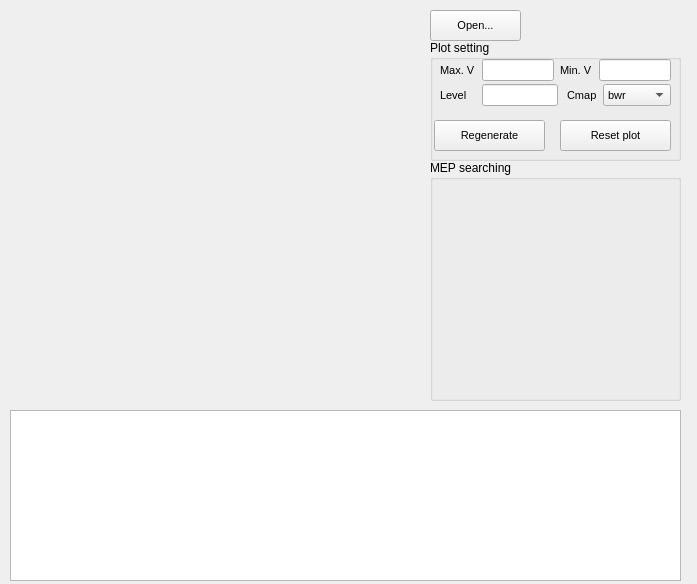
Qt form ui/main.ui (XinChenQC/MEPplot) before a commit.
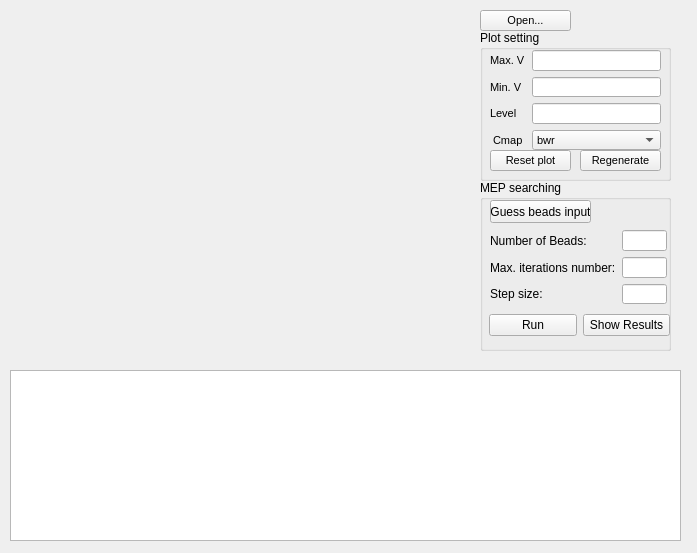
The same form after that commit.

What changed in the file:
```diff
--- a/ui/main.ui
+++ b/ui/main.ui
@@ -7,7 +7,7 @@
     <x>0</x>
     <y>0</y>
     <width>697</width>
-    <height>584</height>
+    <height>553</height>
    </rect>
   </property>
   <property name="minimumSize">
@@ -30,18 +30,18 @@
     <rect>
      <x>10</x>
      <y>10</y>
-     <width>411</width>
-     <height>391</height>
+     <width>461</width>
+     <height>341</height>
     </rect>
    </property>
   </widget>
   <widget class="QPushButton" name="openB">
    <property name="geometry">
     <rect>
-     <x>430</x>
+     <x>480</x>
      <y>10</y>
      <width>91</width>
-     <height>31</height>
+     <height>21</height>
     </rect>
    </property>
    <property name="font">
@@ -56,10 +56,10 @@
   <widget class="QGroupBox" name="plotBox">
    <property name="geometry">
     <rect>
-     <x>430</x>
-     <y>40</y>
-     <width>251</width>
-     <height>121</height>
+     <x>480</x>
+     <y>30</y>
+     <width>191</width>
+     <height>151</height>
     </rect>
    </property>
    <property name="title">
@@ -68,10 +68,10 @@
    <widget class="QPushButton" name="Rgen">
     <property name="geometry">
      <rect>
-      <x>4</x>
-      <y>80</y>
-      <width>111</width>
-      <height>31</height>
+      <x>100</x>
+      <y>120</y>
+      <width>81</width>
+      <height>21</height>
      </rect>
     </property>
     <property name="font">
@@ -86,10 +86,10 @@
    <widget class="QPushButton" name="Rset">
     <property name="geometry">
      <rect>
-      <x>130</x>
-      <y>80</y>
-      <width>111</width>
-      <height>31</height>
+      <x>10</x>
+      <y>120</y>
+      <width>81</width>
+      <height>21</height>
      </rect>
     </property>
     <property name="font">
@@ -105,28 +105,13 @@
     <property name="geometry">
      <rect>
       <x>10</x>
-      <y>40</y>
-      <width>231</width>
-      <height>31</height>
+      <y>20</y>
+      <width>171</width>
+      <height>100</height>
      </rect>
     </property>
-    <layout class="QHBoxLayout" name="horizontalLayout_2">
-     <item>
-      <widget class="QLabel" name="label_5">
-       <property name="font">
-        <font>
-         <pointsize>8</pointsize>
-        </font>
-       </property>
-       <property name="text">
-        <string>Level   </string>
-       </property>
-      </widget>
-     </item>
-     <item>
-      <widget class="QLineEdit" name="Level"/>
-     </item>
-     <item>
+    <layout class="QGridLayout" name="gridLayout_2">
+     <item row="3" column="0">
       <widget class="QLabel" name="label_4">
        <property name="font">
         <font>
@@ -138,43 +123,7 @@
        </property>
       </widget>
      </item>
-     <item>
-      <widget class="QComboBox" name="cmap">
-       <property name="font">
-        <font>
-         <pointsize>8</pointsize>
-        </font>
-       </property>
-       <item>
-        <property name="text">
-         <string>bwr</string>
-        </property>
-       </item>
-       <item>
-        <property name="text">
-         <string>jet</string>
-        </property>
-       </item>
-       <item>
-        <property name="text">
-         <string>rainbow</string>
-        </property>
-       </item>
-      </widget>
-     </item>
-    </layout>
-   </widget>
-   <widget class="QWidget" name="horizontalLayoutWidget">
-    <property name="geometry">
-     <rect>
-      <x>10</x>
-      <y>10</y>
-      <width>231</width>
-      <height>41</height>
-     </rect>
-    </property>
-    <layout class="QHBoxLayout" name="horizontalLayout">
-     <item>
+     <item row="0" column="0">
       <widget class="QLabel" name="label_2">
        <property name="font">
         <font>
@@ -186,10 +135,7 @@
        </property>
       </widget>
      </item>
-     <item>
-      <widget class="QLineEdit" name="Vmax"/>
-     </item>
-     <item>
+     <item row="1" column="0">
       <widget class="QLabel" name="label_3">
        <property name="font">
         <font>
@@ -201,41 +147,180 @@
        </property>
       </widget>
      </item>
-     <item>
+     <item row="2" column="0">
+      <widget class="QLabel" name="label_5">
+       <property name="font">
+        <font>
+         <pointsize>8</pointsize>
+        </font>
+       </property>
+       <property name="text">
+        <string>Level   </string>
+       </property>
+      </widget>
+     </item>
+     <item row="0" column="1">
+      <widget class="QLineEdit" name="Vmax"/>
+     </item>
+     <item row="1" column="1">
       <widget class="QLineEdit" name="Vmin"/>
      </item>
+     <item row="2" column="1">
+      <widget class="QLineEdit" name="Level"/>
+     </item>
+     <item row="3" column="1">
+      <widget class="QComboBox" name="cmap">
+       <property name="font">
+        <font>
+         <pointsize>8</pointsize>
+        </font>
+       </property>
+       <item>
+        <property name="text">
+         <string>bwr</string>
+        </property>
+       </item>
+       <item>
+        <property name="text">
+         <string>jet</string>
+        </property>
+       </item>
+       <item>
+        <property name="text">
+         <string>rainbow</string>
+        </property>
+       </item>
+      </widget>
+     </item>
     </layout>
    </widget>
   </widget>
   <widget class="QGroupBox" name="MEPBox">
    <property name="geometry">
     <rect>
-     <x>430</x>
-     <y>160</y>
-     <width>251</width>
-     <height>241</height>
+     <x>480</x>
+     <y>180</y>
+     <width>191</width>
+     <height>171</height>
     </rect>
    </property>
    <property name="title">
     <string>MEP searching</string>
    </property>
+   <widget class="QPushButton" name="guessinp">
+    <property name="geometry">
+     <rect>
+      <x>10</x>
+      <y>20</y>
+      <width>101</width>
+      <height>23</height>
+     </rect>
+    </property>
+    <property name="text">
+     <string>Guess beads input</string>
+    </property>
+   </widget>
+   <widget class="QLabel" name="label2">
+    <property name="geometry">
+     <rect>
+      <x>110</x>
+      <y>20</y>
+      <width>81</width>
+      <height>21</height>
+     </rect>
+    </property>
+    <property name="text">
+     <string/>
+    </property>
+   </widget>
+   <widget class="QWidget" name="gridLayoutWidget">
+    <property name="geometry">
+     <rect>
+      <x>10</x>
+      <y>50</y>
+      <width>177</width>
+      <height>74</height>
+     </rect>
+    </property>
+    <layout class="QGridLayout" name="gridLayout">
+     <item row="0" column="0">
+      <widget class="QLabel" name="label_6">
+       <property name="text">
+        <string>Number of Beads:</string>
+       </property>
+      </widget>
+     </item>
+     <item row="1" column="0">
+      <widget class="QLabel" name="label_7">
+       <property name="text">
+        <string>Max. iterations number:</string>
+       </property>
+      </widget>
+     </item>
+     <item row="2" column="0">
+      <widget class="QLabel" name="label_8">
+       <property name="text">
+        <string>Step size:</string>
+       </property>
+      </widget>
+     </item>
+     <item row="0" column="1">
+      <widget class="QLineEdit" name="Nbeads"/>
+     </item>
+     <item row="1" column="1">
+      <widget class="QLineEdit" name="Maxiter"/>
+     </item>
+     <item row="2" column="1">
+      <widget class="QLineEdit" name="Stepsize"/>
+     </item>
+    </layout>
+   </widget>
+   <widget class="QWidget" name="horizontalLayoutWidget">
+    <property name="geometry">
+     <rect>
+      <x>9</x>
+      <y>130</y>
+      <width>181</width>
+      <height>31</height>
+     </rect>
+    </property>
+    <layout class="QHBoxLayout" name="horizontalLayout">
+     <item>
+      <widget class="QPushButton" name="run">
+       <property name="text">
+        <string>Run</string>
+       </property>
+      </widget>
+     </item>
+     <item>
+      <widget class="QPushButton" name="show">
+       <property name="text">
+        <string>Show Results</string>
+       </property>
+      </widget>
+     </item>
+    </layout>
+   </widget>
   </widget>
   <widget class="QTextBrowser" name="outBrowser">
    <property name="geometry">
     <rect>
      <x>10</x>
-     <y>410</y>
+     <y>370</y>
      <width>671</width>
      <height>171</height>
     </rect>
    </property>
   </widget>
   <widget class="QLabel" name="label">
+   <property name="enabled">
+    <bool>true</bool>
+   </property>
    <property name="geometry">
     <rect>
-     <x>530</x>
+     <x>580</x>
      <y>10</y>
-     <width>141</width>
+     <width>81</width>
      <height>21</height>
     </rect>
    </property>
```
Left out of the diff: 4 changed lines with no effect on the pictures.
